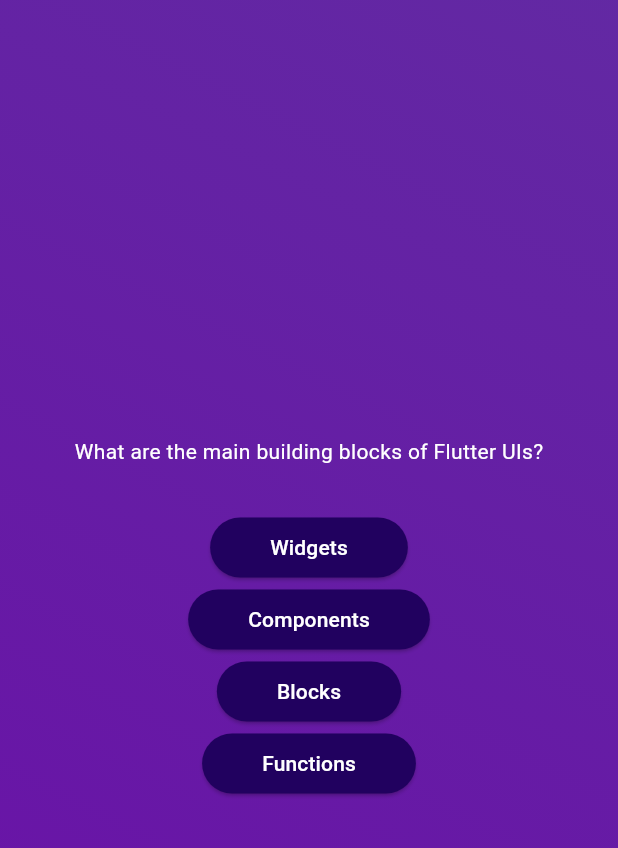
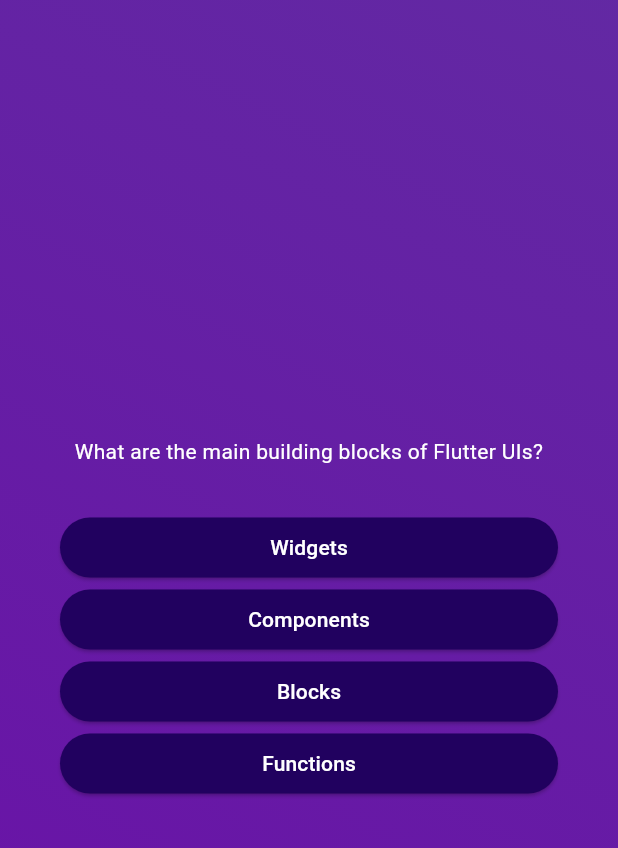
Before and after one commit to birgilv/mobile-applications, a Flutter app: the screen it shows after launch, after a tap on "Start Quiz", on a phone screen of 412 x 824 dp. Shown: the top 848 px of the screen. Run offline on Flutter 3.47's test engine with Material 3 defaults, Android fonts, the phone set to English and light mode, and no system bars.

Commit message:
Added paddings to answers display

```diff
--- a/quiz_app/lib/questions_screen.dart
+++ b/quiz_app/lib/questions_screen.dart
@@ -19,14 +19,18 @@
 
     return SizedBox(
       width: double.infinity, //Use as much space as possible
+      child: Container(
+        margin: const EdgeInsets.all(40), //Adds margins for all sides
         child: Column(
           mainAxisAlignment: MainAxisAlignment.center, //Center the content of the screen
+          crossAxisAlignment: CrossAxisAlignment.stretch, //Fills the screens width
           children: [
              Text(
               currentQuestion.text,
               style: const TextStyle(
                 color: Colors.white,
               ),
+              textAlign: TextAlign.center, //Center the text
             ),
             const SizedBox(height: 30,),
             ...currentQuestion.answers.map((answer) {
@@ -35,6 +39,7 @@
             })
           ],
         ),
+      ),
     );
   }
 }
```
Lines whose indentation alone changed are shown as unchanged.
